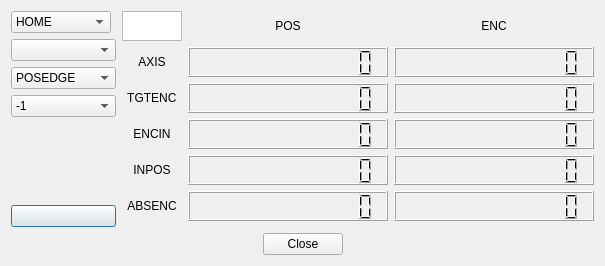
The window that icepapCMS/ui_icepapcms/qt_designer_files/dialoghomesrch.ui (ALBA-Synchrotron/IcepapCMS) describes before a commit, drawn with Qt 5.
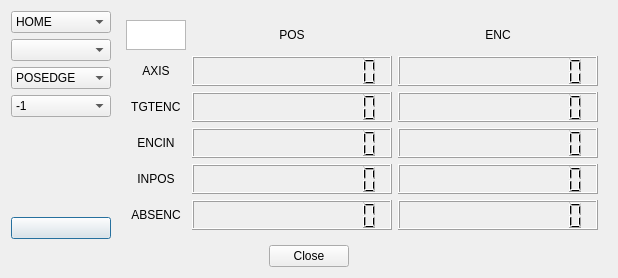
The same window after the commit.

Commit message: Fixed close button bug.

The edit to the form file:
```diff
--- a/icepapCMS/ui_icepapcms/qt_designer_files/dialoghomesrch.ui
+++ b/icepapCMS/ui_icepapcms/qt_designer_files/dialoghomesrch.ui
@@ -104,6 +104,7 @@
       </layout>
      </item>
      <item>
+      <widget class="QFrame" name="frameValues">
       <layout class="QGridLayout" name="gridLayout_2">
        <item row="3" column="1">
         <widget class="QLCDNumber" name="lcdPosEncin">
@@ -358,6 +359,7 @@
         </widget>
        </item>
       </layout>
+      </widget>
      </item>
     </layout>
    </item>
```
Left out of the diff: 32 changed lines with no effect on the pictures. Lines whose indentation alone changed are shown as unchanged. The commit also changes 2 other files.
